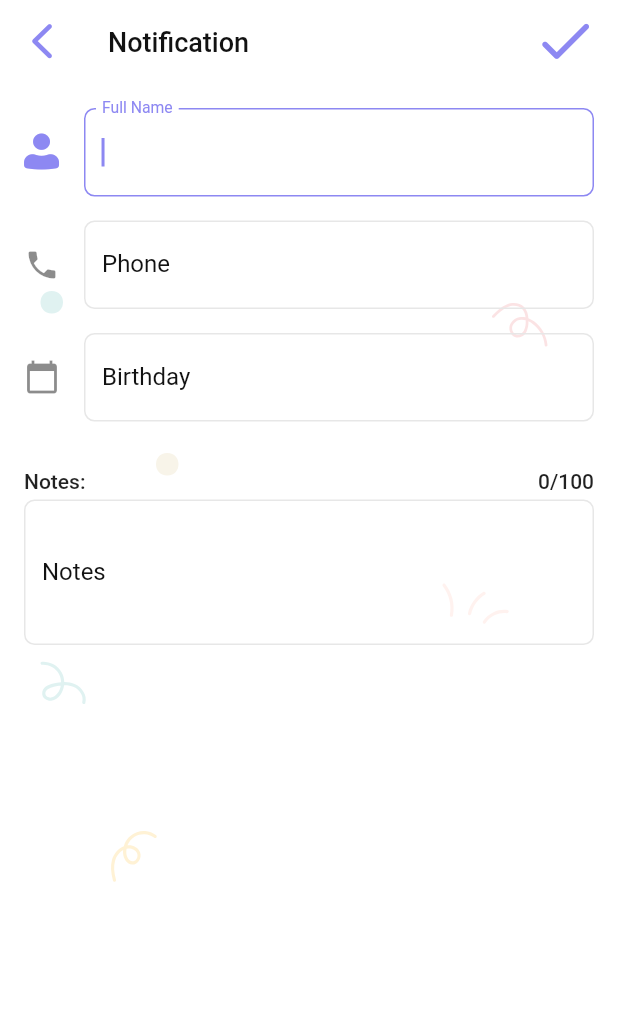
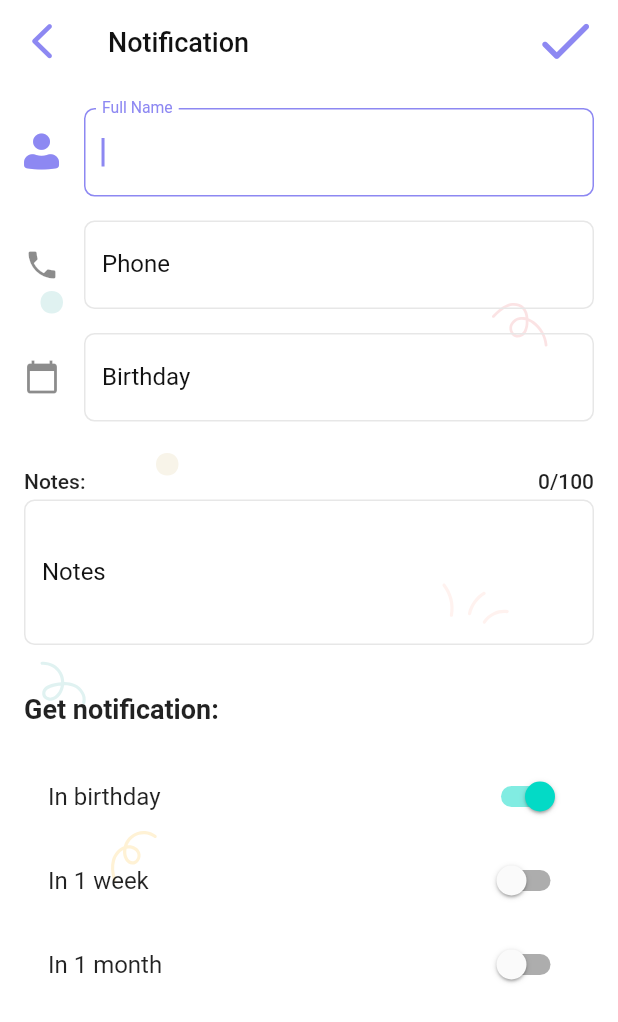
Before and after one commit to rpugase/bee_fam, a Flutter app: the PersonManagePage screen opened directly, on a phone screen of 412 x 824 dp. Shown: the top 1022 px of the screen. Run offline on Flutter 3.47's test engine with Material 2 defaults, Android fonts, the phone set to English and light mode, and no system bars; our stand-ins replace contacts_service, equatable, firebase_auth, firebase_core, flutter_bloc, flutter_keyboard_visibility and 7 more; missing offline and left inert: workmanager; accounts and stored records are empty.

Commit message:
Implement notification settings to person

```diff
--- a/lib/app/create_notification_dialog.dart
+++ b/lib/app/create_notification_dialog.dart
@@ -4,7 +4,7 @@ import 'package:birthday_gift/core/ui/resources/app_icons.dart';
 import 'package:birthday_gift/core/ui/resources/app_translations.dart';
 import 'package:birthday_gift/core/ui/resources/colors.dart';
 import 'package:birthday_gift/person/presentation/contact_service.dart';
-import 'package:birthday_gift/person/presentation/person/create/person_create_page.dart';
+import 'package:birthday_gift/person/presentation/person/manage/person_manage_page.dart';
 import 'package:flutter/material.dart';
 
 class CreateNotificationWidget extends StatelessWidget {
--- a/lib/app/main_page.dart
+++ b/lib/app/main_page.dart
@@ -1,11 +1,9 @@
 import 'package:birthday_gift/app/create_notification_dialog.dart';
 import 'package:birthday_gift/core/ui/resources/colors.dart';
 import 'package:birthday_gift/core/ui/resources/images.dart';
-import 'package:birthday_gift/person/presentation/person/create/person_create_page.dart';
-import 'package:birthday_gift/person/presentation/person/list/person_list_cubit.dart';
 import 'package:birthday_gift/person/presentation/person/list/person_list_page.dart';
+import 'package:birthday_gift/person/presentation/person/manage/person_manage_page.dart';
 import 'package:flutter/material.dart';
-import 'package:flutter_bloc/flutter_bloc.dart';
 import 'package:flutter_svg/flutter_svg.dart';
 
 const _POINT = "⦁";
--- a/lib/core/model/person.dart
+++ b/lib/core/model/person.dart
@@ -1,4 +1,5 @@
 import 'package:birthday_gift/core/model/date.dart';
+import 'package:birthday_gift/core/model/remind_notification.dart';
 import 'package:birthday_gift/person/data/datasource/model/note_entity.dart';
 import 'package:birthday_gift/person/data/datasource/model/person_entity.dart';
 import 'package:equatable/equatable.dart';
@@ -9,7 +10,7 @@ class Person extends Equatable {
   final Date birthday;
   final String note;
   final String phone;
-  final int notificationOffsetDays;
+  final List<RemindNotification> remindNotifications;
   final String imgUrl;
 
   LeftPeriod get leftPeriod => Date().dateLeft(birthday);
@@ -32,7 +33,7 @@ class Person extends Equatable {
     this.phone = "",
     this.imgUrl = "",
     this.note = "",
-    this.notificationOffsetDays = 0,
+    this.remindNotifications = const [],
     this.id = INVALID_ID,
   });
 
@@ -43,7 +44,7 @@ class Person extends Equatable {
       phone: entity.phone ?? "",
       imgUrl: entity.imgUrl ?? "",
       note: entity.note?.first.text ?? "",
-      notificationOffsetDays: entity.notificationOffsetDays ?? 0,
+      remindNotifications: entity.remindNotifications.map((it) => RemindNotification.fromEntity(it)).toList(),
       id: id,
     );
   }
@@ -56,14 +57,20 @@ class Person extends Equatable {
       imgUrl.isEmpty ? null : imgUrl,
       Date().toIso8601String(),
       note.isEmpty ? null : [NoteEntity(note)],
-      notificationOffsetDays == 0 ? null : notificationOffsetDays,
+      remindNotifications.map((it) => it.toEntity()).toList(),
       Date().toIso8601String(),
       Date().toIso8601String(),
     );
   }
 
   @override
-  List<Object?> get props => [id, name];
+  List<Object?> get props => [id, name, phone];
+
+  @override
+  String toString() {
+    return "Person(name=$name, birthday=$birthday, phone=$phone, imgUrl=$imgUrl, "
+        "note=$note,remindNotifications,id=$id)";
+  }
 }
 
 enum PersonRequireFields { NAME, BIRTHDAY }
--- /dev/null
+++ b/lib/core/model/remind_notification.dart
@@ -0,0 +1,38 @@
+import 'package:birthday_gift/core/ui/resources/app_translations.dart';
+import 'package:birthday_gift/person/data/datasource/model/remind_notification_entity.dart';
+import 'package:equatable/equatable.dart';
+import 'package:flutter/material.dart';
+
+class RemindNotification extends Equatable {
+  final int offsetDaysFromBirthday;
+  final int offsetMonthFromBirthday;
+
+  const RemindNotification({
+    this.offsetDaysFromBirthday = 0,
+    this.offsetMonthFromBirthday = 0,
+  });
+
+  factory RemindNotification.fromEntity(RemindNotificationEntity entity) {
+    return RemindNotification(
+      offsetDaysFromBirthday: entity.offsetDaysFromBirthday,
+      offsetMonthFromBirthday: entity.offsetMonthFromBirthday,
+    );
+  }
+
+  RemindNotificationEntity toEntity() {
+    return RemindNotificationEntity(offsetDaysFromBirthday, offsetMonthFromBirthday);
+  }
+
+  String getTitle(BuildContext context) {
+    if (offsetDaysFromBirthday == 0 && offsetMonthFromBirthday == 0) {
+      return context.strings.in_day_birthday;
+    } else if (offsetDaysFromBirthday > 0 && offsetMonthFromBirthday == 0) {
+      return context.strings.in_x_week(offsetDaysFromBirthday ~/ 7);
+    } else {
+      return context.strings.in_x_month(offsetMonthFromBirthday.toInt());
+    }
+  }
+
+  @override
+  List<Object?> get props => [offsetDaysFromBirthday, offsetMonthFromBirthday];
+}
--- a/lib/l10n/intl_en.arb
+++ b/lib/l10n/intl_en.arb
@@ -22,5 +22,8 @@
 
   "create_notification" : "Create notification",
   "create_new" : "Create new",
-  "create_from_contact" : "Create from contacts"
+  "create_from_contact" : "Create from contacts",
+  "in_day_birthday" : "In birthday",
+  "in_x_week" : "In {x} week",
+  "in_x_month" : "In {x} month"
 }
--- a/lib/l10n/intl_ru.arb
+++ b/lib/l10n/intl_ru.arb
@@ -22,5 +22,8 @@
 
   "create_notification" : "Создать напоминание",
   "create_new" : "Создать новое",
-  "create_from_contact" : "Добавить из контактов"
+  "create_from_contact" : "Добавить из контактов",
+  "in_day_birthday" : "В день события",
+  "in_x_week" : "За {x} неделю",
+  "in_x_month" : "За {x} месяц"
 }
--- a/lib/main.dart
+++ b/lib/main.dart
@@ -3,6 +3,7 @@ import 'package:birthday_gift/auth/presentation/auth_page.dart';
 import 'package:birthday_gift/generated/l10n.dart';
 import 'package:birthday_gift/person/data/datasource/model/note_entity.dart';
 import 'package:birthday_gift/person/data/datasource/model/person_entity.dart';
+import 'package:birthday_gift/person/data/datasource/model/remind_notification_entity.dart';
 import 'package:birthday_gift/person/data/datasource/model/user_entity.dart';
 import 'package:flutter/material.dart';
 import 'package:hive_flutter/hive_flutter.dart';
@@ -20,10 +21,12 @@ void main() async {
   Hive.registerAdapter(PersonEntityAdapter());
   Hive.registerAdapter(NoteEntityAdapter());
   Hive.registerAdapter(UserEntityAdapter());
+  Hive.registerAdapter(RemindNotificationEntityAdapter());
   await di.init(
     await Hive.openBox<UserEntity>(UserEntity.TABLE_NAME),
     await Hive.openBox<PersonEntity>(PersonEntity.TABLE_NAME),
     await Hive.openBox<NoteEntity>(NoteEntity.TABLE_NAME),
+    await Hive.openBox<RemindNotificationEntity>(RemindNotificationEntity.TABLE_NAME),
   );
   await auth_di.init();
   runApp(MyApp());
--- a/lib/person/data/datasource/db/db_datasource.dart
+++ b/lib/person/data/datasource/db/db_datasource.dart
@@ -16,10 +16,12 @@ class DatabaseDatasource {
   }
 
   Future<int> addPerson(PersonEntity personEntity) async {
+    print("Add personEntity=$personEntity");
     return _boxPerson.add(personEntity);
   }
 
   Future<void> updatePerson(int index, PersonEntity personEntity) async {
+    print("Update personEntity=$personEntity");
     return _boxPerson.putAt(index, personEntity);
   }
 }
--- a/lib/person/data/datasource/model/note_entity.dart
+++ b/lib/person/data/datasource/model/note_entity.dart
@@ -11,4 +11,9 @@ class NoteEntity extends HiveObject {
   final String text;
 
   NoteEntity(this.text);
+
+  @override
+  String toString() {
+    return "NoteEntity(text=$text)";
+  }
 }
--- a/lib/person/data/datasource/model/person_entity.dart
+++ b/lib/person/data/datasource/model/person_entity.dart
@@ -1,3 +1,4 @@
+import 'package:birthday_gift/person/data/datasource/model/remind_notification_entity.dart';
 import 'package:hive/hive.dart';
 
 import 'note_entity.dart';
@@ -28,7 +29,7 @@ class PersonEntity extends HiveObject {
   final List<NoteEntity>? note;
 
   @HiveField(6)
-  final int? notificationOffsetDays;
+  final List<RemindNotificationEntity> remindNotifications;
 
   @HiveField(7)
   final String createdDate;
@@ -43,8 +44,15 @@ class PersonEntity extends HiveObject {
     this.imgUrl,
     this.updateDate,
     this.note,
-    this.notificationOffsetDays,
+    this.remindNotifications,
     this.createdDate,
     this.updatedDate,
   );
+
+  @override
+  String toString() {
+    return "PersonEntity(name=$name, birthday=$birthday, phone=$phone, imgUrl=$imgUrl, updateDate=$updateDate, "
+        "note=$note, remindNotifications=${remindNotifications.toList()}, "
+        "createdDate=$createdDate, updatedDate=$updatedDate)";
+  }
 }
--- /dev/null
+++ b/lib/person/data/datasource/model/remind_notification_entity.dart
@@ -0,0 +1,23 @@
+import 'package:hive/hive.dart';
+
+part 'remind_notification_entity.g.dart';
+
+@HiveType(typeId: 3)
+class RemindNotificationEntity extends HiveObject {
+
+  static const String TABLE_NAME = "RemindNotification";
+
+  @HiveField(0)
+  final int offsetDaysFromBirthday;
+
+  @HiveField(1)
+  final int offsetMonthFromBirthday;
+
+  RemindNotificationEntity(this.offsetDaysFromBirthday, this.offsetMonthFromBirthday);
+
+  @override
+  String toString() {
+    return "RemindNotificationEntity(offsetDaysFromBirthday=$offsetDaysFromBirthday, "
+        "offsetMonthFromBirthday=$offsetMonthFromBirthday)";
+  }
+}
--- a/lib/person/domain/usecase/create_or_update_product.dart
+++ b/lib/person/domain/usecase/create_or_update_product.dart
@@ -11,7 +11,7 @@ class CreateOrUpdatePerson implements UseCase<void, Person> {
 
   @override
   Future<void> call(Person person) async {
-    print("Start create or update person: $person");
+    print("Start manage or update person: $person");
     final requireFields = <PersonRequireFields>[];
     if (person.name.isEmpty) requireFields.add(PersonRequireFields.NAME);
     if (person.birthday == Date.defaultBirthday())
--- a/lib/person/presentation/person/list/person_list_cubit.dart
+++ b/lib/person/presentation/person/list/person_list_cubit.dart
@@ -1,3 +1,5 @@
+import 'dart:math';
+
 import 'package:birthday_gift/core/model/person.dart';
 import 'package:birthday_gift/person/domain/usecase/get_persons.dart';
 import 'package:birthday_gift/person/domain/usecase/listen_person.dart';
@@ -37,7 +39,7 @@ class PersonsList extends PersonListState {
   PersonsList(this.persons);
 
   @override
-  List<Object?> get props => persons;
+  List<Object?> get props => [persons.hashCode];
 }
 
 class Error extends PersonListState {
--- a/lib/person/presentation/person/create/person_create_cubit.dart
+++ b/lib/person/presentation/person/manage/person_manage_cubit.dart
@@ -4,21 +4,21 @@ import 'package:birthday_gift/person/domain/usecase/create_or_update_product.dar
 import 'package:equatable/equatable.dart';
 import 'package:flutter_bloc/flutter_bloc.dart';
 
-class PersonCreateCubit extends Cubit<PersonCreateState> {
+class PersonManagerCubit extends Cubit<PersonCreateState> {
   final CreateOrUpdatePerson _createOrUpdatePerson;
 
-  PersonCreateCubit(this._createOrUpdatePerson) : super(ApplyData());
+  PersonManagerCubit(this._createOrUpdatePerson) : super(ApplyData());
 
   void createOrUpdatePerson(Person person) {
     emit(ApplyData());
-    _createOrUpdatePerson(person)
-        .then((_) => emit(Finish()))
-        .onError((error, stackTrace) => {
-              if (error is RequirePersonFiledException)
-                {emit(ErrorFields('Fill require fields'))}
-              else
-                {emit(ErrorFields('Another error'))}
-            });
+    _createOrUpdatePerson(person).then((_) => emit(Finish())).onError((error, stackTrace) {
+      print(error);
+      if (error is RequirePersonFiledException) {
+        emit(ErrorFields('Fill require fields'));
+      } else {
+        emit(ErrorFields('Another error'));
+      }
+    });
   }
 }
 
--- a/lib/person/presentation/person/create/person_create_page.dart
+++ b/lib/person/presentation/person/manage/person_manage_page.dart
@@ -1,11 +1,11 @@
 import 'package:birthday_gift/core/model/date.dart';
 import 'package:birthday_gift/core/model/person.dart';
+import 'package:birthday_gift/core/model/remind_notification.dart';
 import 'package:birthday_gift/core/ui/resources/app_translations.dart';
 import 'package:birthday_gift/core/ui/resources/colors.dart';
 import 'package:birthday_gift/core/ui/resources/app_icons.dart';
 import 'package:birthday_gift/core/ui/resources/images.dart';
 import 'package:birthday_gift/injection_container.dart';
-import 'package:birthday_gift/person/presentation/contact_service.dart';
 import 'package:birthday_gift/person/presentation/person/widget/note_input_text_widget.dart';
 import 'package:birthday_gift/person/presentation/person/widget/person_widgets.dart';
 import 'package:flutter/material.dart';
@@ -14,13 +14,15 @@ import 'package:flutter_svg/flutter_svg.dart';
 import 'package:mask_text_input_formatter/mask_text_input_formatter.dart';
 import 'package:syncfusion_flutter_datepicker/datepicker.dart';
 
-import 'person_create_cubit.dart';
+import 'person_manage_cubit.dart';
 
 class PersonManagePage extends StatelessWidget {
   final _nameController = TextEditingController();
   final _phoneController = TextEditingController();
   final _noteController = TextEditingController();
   final _birthdayController = TextEditingController();
+
+  final List<RemindNotification> _pickedNotifications = [];
 
   final Person? person;
 
@@ -31,13 +33,16 @@ class PersonManagePage extends StatelessWidget {
       _phoneController.text = person.phone;
       _noteController.text = person.note;
       _birthdayController.text = person.birthday.toUIBirthdayString();
+      _pickedNotifications.addAll(person.remindNotifications);
+    } else {
+      _pickedNotifications.add(RemindNotification());
     }
   }
 
   @override
   Widget build(BuildContext context) {
     return BlocProvider(
-      create: (context) => sl<PersonCreateCubit>(),
+      create: (context) => sl<PersonManagerCubit>(),
       child: Scaffold(
         appBar: AppBar(
           elevation: 0,
@@ -51,7 +56,7 @@ class PersonManagePage extends StatelessWidget {
             onPressed: () => Navigator.pop(context),
           ),
           actions: [
-            BlocConsumer<PersonCreateCubit, PersonCreateState>(
+            BlocConsumer<PersonManagerCubit, PersonCreateState>(
               listener: (ctx, state) {
                 if (state is ErrorFields) {
                   ScaffoldMessenger.of(context).showSnackBar(SnackBar(content: Text(state.message)));
@@ -129,9 +134,14 @@ class PersonManagePage extends StatelessWidget {
                       icon: Icon(Icons.calendar_today),
                     ),
                     SizedBox(height: 32),
-                    NotesField(),
+                    NotesField(controller: _noteController),
                     SizedBox(height: 32),
-                    // NotificationSettings(),
+                    Container(
+                      width: MediaQuery.of(context).size.width,
+                      child: NotificationSettings(
+                        pickedNotifications: _pickedNotifications,
+                      ),
+                    ),
                   ],
                 ),
               ),
@@ -175,7 +185,8 @@ class PersonManagePage extends StatelessWidget {
       birthday: Date.uiBirthdayString(_birthdayController.text),
       phone: _phoneController.text,
       note: _noteController.text,
+      remindNotifications: _pickedNotifications,
     );
-    BlocProvider.of<PersonCreateCubit>(context).createOrUpdatePerson(person);
+    BlocProvider.of<PersonManagerCubit>(context).createOrUpdatePerson(person);
   }
 }
--- a/lib/person/presentation/person/widget/person_widgets.dart
+++ b/lib/person/presentation/person/widget/person_widgets.dart
@@ -1,3 +1,4 @@
+import 'package:birthday_gift/core/model/remind_notification.dart';
 import 'package:birthday_gift/core/ui/resources/app_translations.dart';
 import 'package:flutter/material.dart';
 import 'package:flutter/services.dart';
@@ -46,9 +47,7 @@ class PersonTextField extends StatelessWidget {
       onChanged: onChanged,
       maxLength: maxLength,
       inputFormatters: inputFormatters,
-      decoration: InputDecoration()
-          .applyDefaults(Theme.of(context).inputDecorationTheme)
-          .copyWith(
+      decoration: InputDecoration().applyDefaults(Theme.of(context).inputDecorationTheme).copyWith(
             labelText: labelText,
             icon: icon,
             floatingLabelBehavior: floatingLabelBehavior,
@@ -59,7 +58,27 @@ class PersonTextField extends StatelessWidget {
   }
 }
 
-class NotificationSettings extends StatelessWidget {
+class NotificationSettings extends StatefulWidget {
+  List<RemindNotification> _pickedNotifications = [];
+
+  NotificationSettings({
+    Key? key,
+    List<RemindNotification> pickedNotifications = const [],
+  }) : super(key: key) {
+    this._pickedNotifications = pickedNotifications;
+  }
+
+  @override
+  State<NotificationSettings> createState() => _NotificationSettingsState();
+}
+
+class _NotificationSettingsState extends State<NotificationSettings> {
+  final List<RemindNotification> remindNotifications = [
+    RemindNotification(),
+    RemindNotification(offsetDaysFromBirthday: 7),
+    RemindNotification(offsetMonthFromBirthday: 1),
+  ];
+
   @override
   Widget build(BuildContext context) {
     return Column(
@@ -68,9 +87,22 @@ class NotificationSettings extends StatelessWidget {
       children: [
         Text(
           '${context.strings.get_notification}:',
-          style: Theme.of(context).textTheme.headline6
-              ?.copyWith(fontWeight: FontWeight.bold),
+          style: Theme.of(context).textTheme.headline6?.copyWith(fontWeight: FontWeight.bold),
         ),
+        SizedBox(height: 20),
+        Column(
+          children: remindNotifications
+              .map((remindNotification) => SwitchListTile(
+                    title: Text(remindNotification.getTitle(context)),
+                    value: widget._pickedNotifications.contains(remindNotification),
+                    onChanged: (isChecked) => setState(() {
+                      isChecked
+                          ? widget._pickedNotifications.add(remindNotification)
+                          : widget._pickedNotifications.remove(remindNotification);
+                    }),
+                  ))
+              .toList(growable: false),
+        )
       ],
     );
   }
--- a/pubspec.yaml
+++ b/pubspec.yaml
@@ -45,7 +45,6 @@ flutter_intl:
 
 flutter:
   uses-material-design: true
-  generate: true
 
   assets:
     - assets/svg/
```
Also changed, not shown: lib/injection_container.dart (+7 -2 lines), lib/person/presentation/person/list/person_list_page.dart (+8 -4 lines), lib/generated/intl/messages_en.dart, lib/generated/intl/messages_ru.dart, lib/generated/l10n.dart, lib/person/data/datasource/model/person_entity.g.dart, lib/person/data/datasource/model/remind_notification_entity.g.dart (added), 1 other file.
